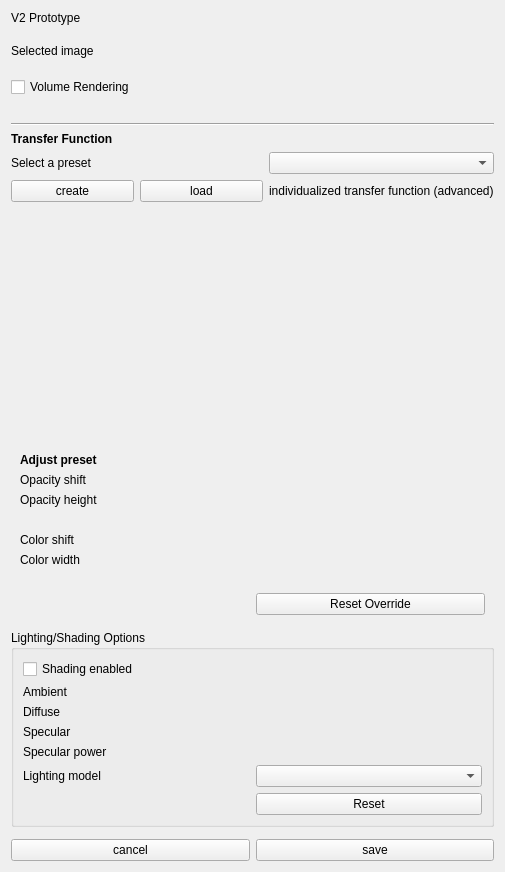
MITK/MITK, file Plugins/org.mitk.gui.qt.volumevisualization_v2/src/internal/QmitkVolumeVisualizationV2View.ui: the form before one commit.
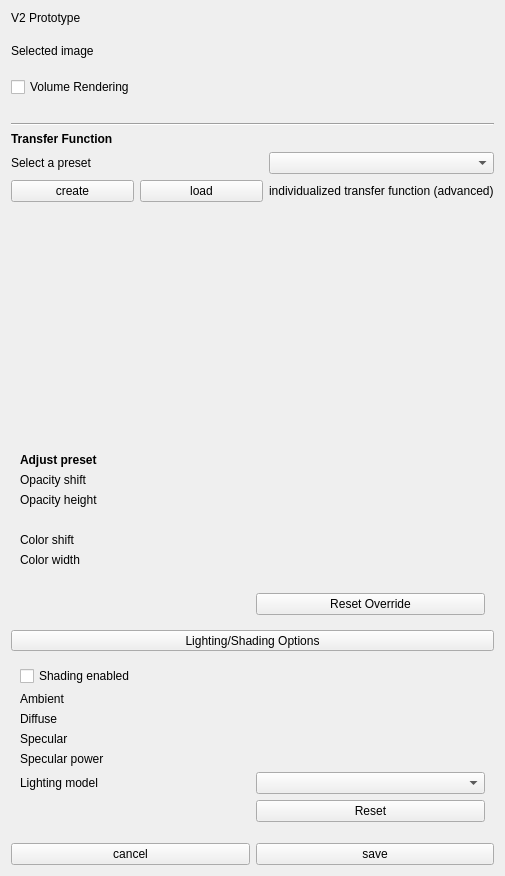
The form after the commit. Custom widgets are drawn as their Qt base class.

Commit message: Replace ctkCollapsibleGroupBox with expand button

```diff
--- a/Plugins/org.mitk.gui.qt.volumevisualization_v2/src/internal/QmitkVolumeVisualizationV2View.ui
+++ b/Plugins/org.mitk.gui.qt.volumevisualization_v2/src/internal/QmitkVolumeVisualizationV2View.ui
@@ -309,13 +309,26 @@
     </widget>
    </item>
    <item>
-    <widget class="ctkCollapsibleGroupBox" name="lightingGroupBox">
-     <property name="title">
+    <widget class="ctkExpandButton" name="lightingExpandButton">
+     <property name="sizePolicy">
+      <sizepolicy hsizetype="Expanding" vsizetype="Fixed">
+       <horstretch>0</horstretch>
+       <verstretch>0</verstretch>
+      </sizepolicy>
+     </property>
+     <property name="text">
       <string>Lighting/Shading Options</string>
      </property>
-     <property name="collapsed" stdset="0">
+     <property name="toolButtonStyle">
+      <enum>Qt::ToolButtonStyle::ToolButtonTextBesideIcon</enum>
+     </property>
+     <property name="mirrorOnExpand" stdset="0">
       <bool>true</bool>
      </property>
+    </widget>
+   </item>
+   <item>
+    <widget class="QWidget" name="lightingPanel" native="true">
      <layout class="QGridLayout" name="shadingLayout">
       <item row="0" column="0" colspan="2">
        <widget class="QCheckBox" name="shadeCheckBox">
@@ -457,10 +470,9 @@
    <container>1</container>
   </customwidget>
   <customwidget>
-   <class>ctkCollapsibleGroupBox</class>
-   <extends>QGroupBox</extends>
-   <header location="global">ctkCollapsibleGroupBox.h</header>
-   <container>1</container>
+   <class>ctkExpandButton</class>
+   <extends>QToolButton</extends>
+   <header location="global">ctkExpandButton.h</header>
   </customwidget>
   <customwidget>
    <class>ctkSliderWidget</class>
```
The commit also changes 1 other file.
